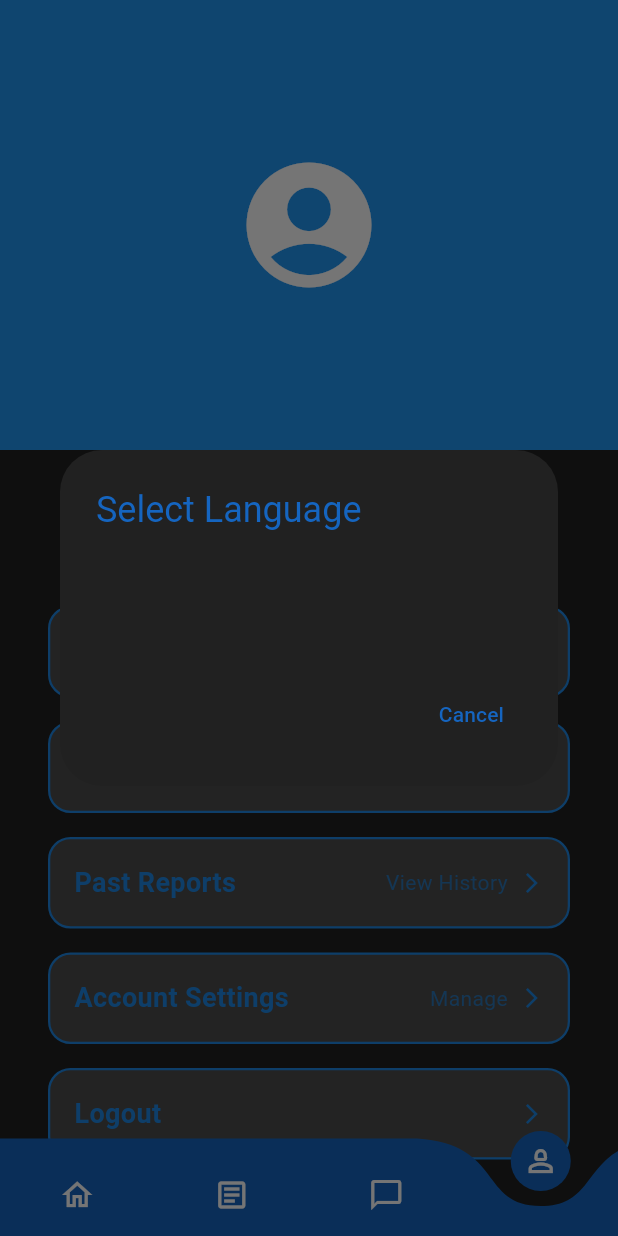
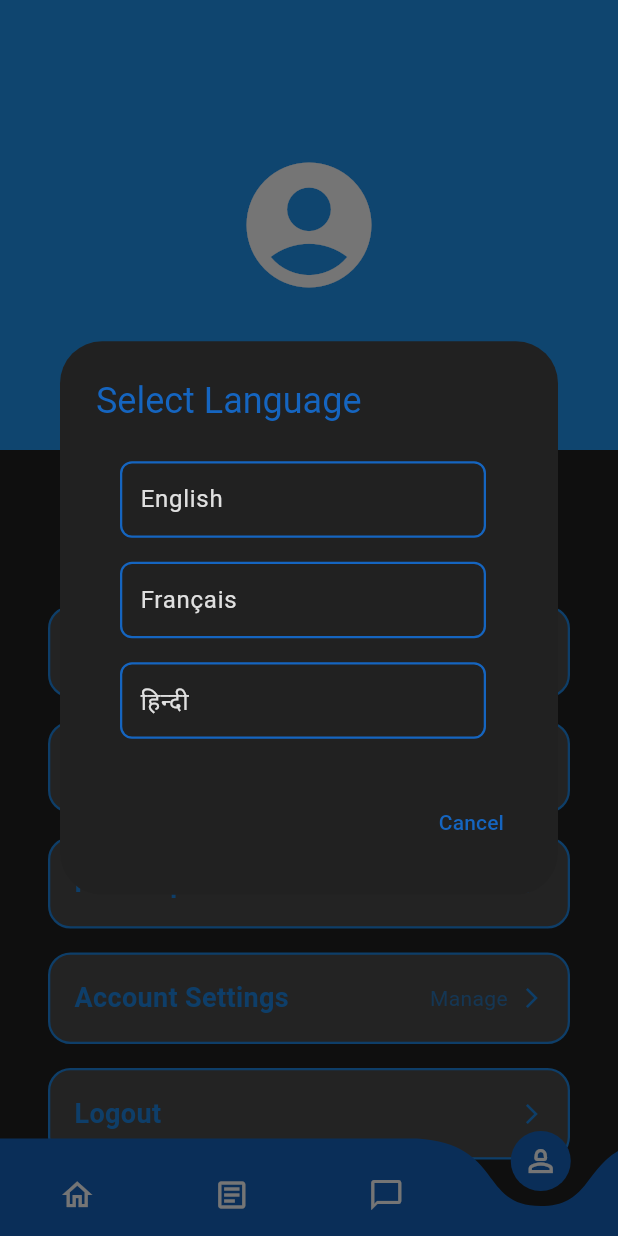
Before and after one commit to khush1yaaar/TakeCare-IdeaLab, a Flutter app: the BottomNavBar screen opened directly, item 4 of the bottom bar chosen, after a tap on "Language", on a phone screen of 412 x 824 dp. Run offline on Flutter 3.47's test engine with Material 3 defaults, Android fonts, the phone set to English and light mode, and no system bars; drawn by our look-alikes of curved_navigation_bar; our stand-ins replace cloud_firestore, dots_indicator, firebase_auth, firebase_core, get, google_sign_in; accounts and stored records are empty.

Commit message:
added Internationalization with GetX

```diff
--- a/lib/main.dart
+++ b/lib/main.dart
@@ -5,6 +5,7 @@ import 'package:firebase_auth/firebase_auth.dart' as firebase_auth;
 import 'package:takecare/screens/getstarted_screen.dart';
 import 'package:takecare/screens/bottom_nav_bar.dart';
 import 'package:takecare/themes/themes.dart';
+import 'package:takecare/utils/languages.dart';
 import 'firebase_options.dart';
 
 void main() async {
@@ -25,6 +26,9 @@ class MyApp extends StatelessWidget {
         theme: CustomTheme.lightTheme,
         darkTheme: CustomTheme.darkTheme,
         themeMode: themeController.themeMode,
+        translations: AppTranslations(),
+        locale: Locale('en', 'US'),
+        fallbackLocale: Locale('en', 'US'),
         home: const AuthWrapper(),
       ),
     );
--- a/lib/screens/home_screen.dart
+++ b/lib/screens/home_screen.dart
@@ -1,5 +1,6 @@
 import "package:firebase_auth/firebase_auth.dart";
 import "package:flutter/material.dart";
+import "package:get/get_utils/get_utils.dart";
 import "package:takecare/widgets/cards/home_card.dart";
 
 class HomeScreen extends StatelessWidget {
@@ -25,34 +26,33 @@ class HomeScreen extends StatelessWidget {
               child: Column(
                 children: [
                   HomeCard(
-                    title: "Self Assessment",
-                    subtitle: "Evaluate your mental well-being",
-
+                    title: "Self Assessment".tr,
+                    subtitle: "Evaluate your mental well-being".tr,
                   ),
                   HomeCard(
-                    title: "Meditation Guide",
-                    subtitle: "Relax with guided meditation",
+                    title: "Meditation Guide".tr,
+                    subtitle: "Relax with guided meditation".tr,
                     onTap: () {
                       // Handle navigation or action
                     },
                   ),
                   HomeCard(
-                    title: "Common Mental Health Issues",
-                    subtitle: "Learn about anxiety, depression & more",
+                    title: "Common Mental Health Issues".tr,
+                    subtitle: "Learn about anxiety, depression & more".tr,
                     onTap: () {
                       // Handle navigation or action
                     },
                   ),
                   HomeCard(
-                    title: "Daily Journal",
-                    subtitle: "Track your thoughts and feelings",
+                    title: "Daily Journal".tr,
+                    subtitle: "Track your thoughts and feelings".tr,
                     onTap: () {
                       // Handle navigation or action
                     },
                   ),
                   HomeCard(
-                    title: "Stress Management",
-                    subtitle: "Tips to reduce stress effectively",
+                    title: "Stress Management".tr,
+                    subtitle: "Tips to reduce stress effectively".tr,
                     onTap: () {
                       // Handle navigation or action
                     },
--- a/lib/screens/profile_screen.dart
+++ b/lib/screens/profile_screen.dart
@@ -18,7 +18,11 @@ class ProfileScreen extends StatelessWidget {
     return Scaffold(
       body: Obx(() {
         final user = _authController.user.value;
-        final languages = [""];
+        List<Map<String, String>> languages = [
+          {'name': 'English', 'code': 'en', 'country': 'US'},
+          {'name': 'Français', 'code': 'fr', 'country': 'FR'},
+          {'name': 'हिन्दी', 'code': 'hi', 'country': 'IN'},
+        ];
 
         return CustomScrollView(
           slivers: [
@@ -89,12 +93,7 @@ class ProfileScreen extends StatelessWidget {
                     SettingsCard(
                       title: "Language",
                       currentSetting: "English",
-                      onTap:
-                          () => LanguagePopup.show(
-                            context,
-                            languages,
-
-                          ),
+                      onTap: () => LanguagePopup.show(context, languages),
                     ),
                     SettingsCard(
                       title: "Past Reports",
--- /dev/null
+++ b/lib/utils/french_translations.dart
@@ -0,0 +1,19 @@
+import 'package:get/get.dart';
+
+class FrenchTranslations extends Translations {
+  @override
+  Map<String, Map<String, String>> get keys => {
+        'fr_FR': {
+          'Self Assessment': 'Auto-évaluation',
+          'Evaluate your mental well-being': 'Évaluez votre bien-être mental',
+          'Meditation Guide': 'Guide de méditation',
+          'Relax with guided meditation': 'Détendez-vous avec une méditation guidée',
+          'Common Mental Health Issues': 'Problèmes de santé mentale courants',
+          'Learn about anxiety, depression & more': 'Apprenez-en plus sur l’anxiété, la dépression et plus encore',
+          'Daily Journal': 'Journal quotidien',
+          'Track your thoughts and feelings': 'Suivez vos pensées et vos émotions',
+          'Stress Management': 'Gestion du stress',
+          'Tips to reduce stress effectively': 'Conseils pour réduire le stress efficacement',
+        }
+      };
+}
--- /dev/null
+++ b/lib/utils/hindi_translations.dart
@@ -0,0 +1,19 @@
+import 'package:get/get.dart';
+
+class HindiTranslations extends Translations {
+  @override
+  Map<String, Map<String, String>> get keys => {
+        'hi_IN': {
+          'Self Assessment': 'स्व-मूल्यांकन',
+          'Evaluate your mental well-being': 'अपने मानसिक स्वास्थ्य का मूल्यांकन करें',
+          'Meditation Guide': 'ध्यान मार्गदर्शिका',
+          'Relax with guided meditation': 'निर्देशित ध्यान के साथ आराम करें',
+          'Common Mental Health Issues': 'सामान्य मानसिक स्वास्थ्य समस्याएँ',
+          'Learn about anxiety, depression & more': 'चिंता, अवसाद और अधिक के बारे में जानें',
+          'Daily Journal': 'दैनिक जर्नल',
+          'Track your thoughts and feelings': 'अपने विचारों और भावनाओं को ट्रैक करें',
+          'Stress Management': 'तनाव प्रबंधन',
+          'Tips to reduce stress effectively': 'तनाव को प्रभावी ढंग से कम करने के सुझाव',
+        }
+      };
+}
--- /dev/null
+++ b/lib/utils/languages.dart
@@ -0,0 +1,24 @@
+import 'package:get/get.dart';
+import 'package:takecare/utils/french_translations.dart';
+import 'package:takecare/utils/hindi_translations.dart';
+
+class AppTranslations extends Translations {
+  @override
+ Map<String, Map<String, String>> get keys => {
+        'en_US': {
+          'Self Assessment': 'Self Assessment',
+          'Evaluate your mental well-being': 'Evaluate your mental well-being',
+          'Meditation Guide': 'Meditation Guide',
+          'Relax with guided meditation': 'Relax with guided meditation',
+          'Common Mental Health Issues': 'Common Mental Health Issues',
+          'Learn about anxiety, depression & more': 'Learn about anxiety, depression & more',
+          'Daily Journal': 'Daily Journal',
+          'Track your thoughts and feelings': 'Track your thoughts and feelings',
+          'Stress Management': 'Stress Management',
+          'Tips to reduce stress effectively': 'Tips to reduce stress effectively',
+        },
+
+        'fr_FR': FrenchTranslations().keys['fr_FR']!,
+        'hi_IN' : HindiTranslations().keys['hi_IN']!
+      };
+}
--- a/lib/widgets/alert_popups/language_popup.dart
+++ b/lib/widgets/alert_popups/language_popup.dart
@@ -1,9 +1,10 @@
 import 'package:flutter/material.dart';
+import 'package:get/get.dart';
 
 class LanguagePopup {
   static void show(
     BuildContext context,
-    List<String> languages,
+    List<Map<String, String>> languages, // List with language details
   ) {
     showDialog(
       context: context,
@@ -12,7 +13,7 @@ class LanguagePopup {
 
         return AlertDialog(
           title: Text(
-            "Select Language",
+            "Select Language".tr,
             style: TextStyle(color: theme.primaryColor),
           ),
           backgroundColor: theme.scaffoldBackgroundColor,
@@ -23,12 +24,31 @@ class LanguagePopup {
               itemCount: languages.length,
               itemBuilder: (context, index) {
                 return ListTile(
-                  title: Text(
-                    languages[index],
-                    style: TextStyle(color: theme.textTheme.bodyLarge?.color),
+                  title: Container(
+                    decoration: BoxDecoration(
+                      border: Border.all(
+                        color: theme.primaryColor, // Border color
+                        width: 1.5, // Border thickness
+                      ),
+                      borderRadius: BorderRadius.circular(8), // Rounded corners
+                    ),
+                    padding: const EdgeInsets.all(
+                      12,
+                    ), // Padding inside the border
+                    child: Text(
+                      languages[index]['name']!, // Display language name
+                      style: TextStyle(color: theme.textTheme.bodyLarge?.color),
+                    ),
                   ),
+
                   onTap: () {
-                    Navigator.pop(context);
+                    String langCode = languages[index]['code']!;
+                    String countryCode = languages[index]['country']!;
+
+                    // Update the app's locale
+                    Get.updateLocale(Locale(langCode, countryCode));
+
+                    Navigator.pop(context); // Close the popup
                   },
                 );
               },
@@ -36,7 +56,10 @@ class LanguagePopup {
           ),
           actions: [
             TextButton(
-              child: Text("Cancel", style: TextStyle(color: theme.primaryColor)),
+              child: Text(
+                "Cancel".tr,
+                style: TextStyle(color: theme.primaryColor),
+              ),
               onPressed: () => Navigator.pop(context),
             ),
           ],
--- a/lib/widgets/cards/home_card.dart
+++ b/lib/widgets/cards/home_card.dart
@@ -15,13 +15,11 @@ class HomeCard extends StatelessWidget {
     return GestureDetector(
       onTap: onTap ?? () => Get.snackbar("Action", "No navigation assigned"),
       child: SizedBox(
-        width: double.infinity,
-        height: 110,
+        width: double.infinity, // Ensures max width
         child: Container(
           margin: const EdgeInsets.symmetric(horizontal: 16, vertical: 8),
           padding: const EdgeInsets.all(16),
           decoration: BoxDecoration(
-            // ignore: deprecated_member_use
             color: Colors.white.withOpacity(0.2),
             borderRadius: BorderRadius.circular(15),
             border: Border.all(
@@ -30,7 +28,6 @@ class HomeCard extends StatelessWidget {
             ),
             boxShadow: [
               BoxShadow(
-                // ignore: deprecated_member_use
                 color: theme.appBarTheme.backgroundColor ?? Colors.blue.withOpacity(0.2),
                 blurRadius: 10,
                 spreadRadius: 1,
@@ -38,7 +35,7 @@ class HomeCard extends StatelessWidget {
             ],
           ),
           child: Column(
-            crossAxisAlignment: CrossAxisAlignment.start, // Aligns text to the left
+            crossAxisAlignment: CrossAxisAlignment.start,
             mainAxisSize: MainAxisSize.min,
             children: [
               Text(
@@ -54,7 +51,6 @@ class HomeCard extends StatelessWidget {
                 subtitle,
                 style: TextStyle(
                   fontSize: 14,
-                  // ignore: deprecated_member_use
                   color: theme.appBarTheme.iconTheme?.color?.withOpacity(0.7),
                 ),
               ),
```
